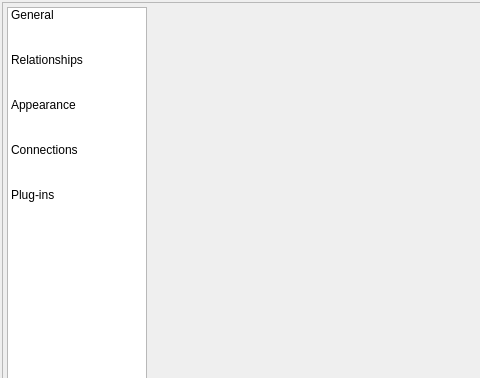
The window that libpgmodeler_ui/ui/configurationform.ui (pgmodeler/pgmodeler) describes before a commit, drawn with Qt 5; both pictures show x 0 to 480 and y 0 to 378 of the 740 by 500 pixel window.
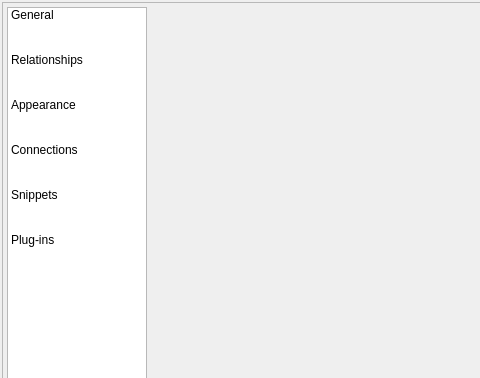
The same window after the commit. Icons and pictures are not drawn.

Diff of the .ui file:
```diff
--- a/libpgmodeler_ui/ui/configurationform.ui
+++ b/libpgmodeler_ui/ui/configurationform.ui
@@ -236,6 +236,15 @@
           <set>ItemIsSelectable|ItemIsEnabled</set>
          </property>
         </item>
+        <item>
+         <property name="text">
+          <string>Snippets</string>
+         </property>
+         <property name="icon">
+          <iconset resource="../res/resources.qrc">
+           <normaloff>:/icones/icones/codesnippet.png</normaloff>:/icones/icones/codesnippet.png</iconset>
+         </property>
+        </item>
         <item>
          <property name="text">
           <string>Plug-ins</string>
```
Left out of the diff: 14 changed lines with no effect on the pictures.
